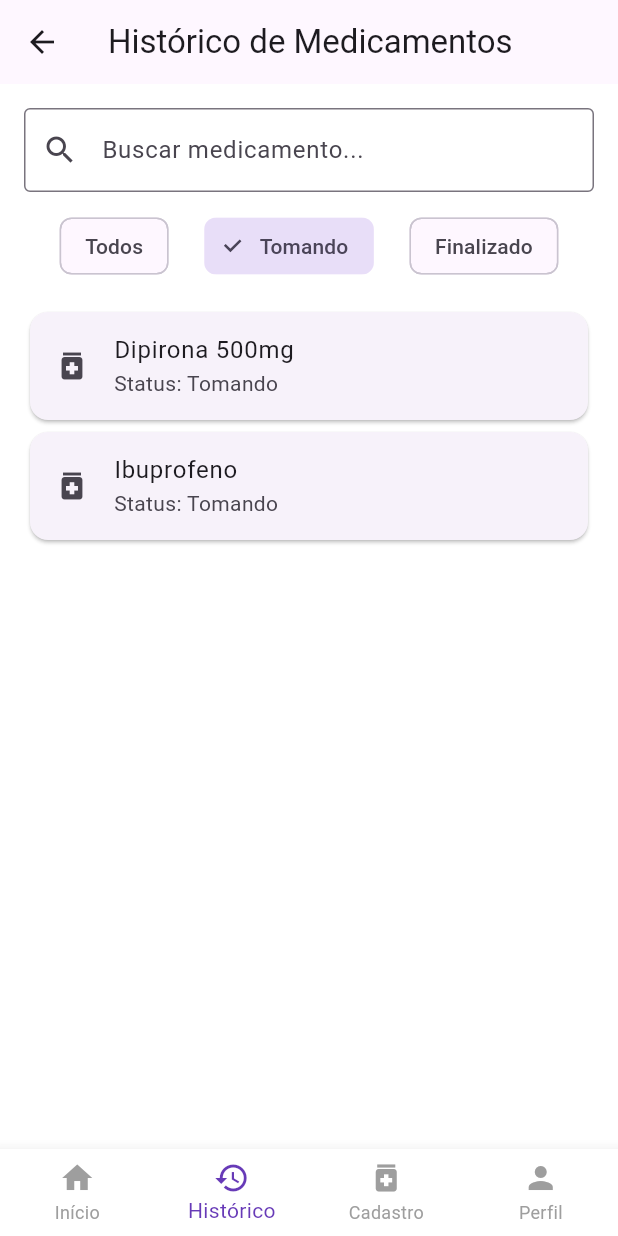
After one commit to Xtiago87/Medicapp, a Flutter app: the NavPage screen opened by its route, item 2 of the bottom bar chosen, after a tap on "Tomando", on a phone screen of 412 x 824 dp. The commit adds this screen. Run offline on Flutter 3.47's test engine with Material 3 defaults, Android fonts, the phone set to English and light mode, and no system bars; our stand-ins replace flutter_modular, isar, table_calendar; accounts and stored records are empty; generated files the repository leaves out were written again.

Commit message:
Criacao das telas

```diff
--- /dev/null
+++ b/lib/app/modules/main/pages/historico/historico_page.dart
@@ -0,0 +1,89 @@
+import 'package:flutter/material.dart';
+
+class HistoricoPage extends StatefulWidget {
+  const HistoricoPage({super.key});
+
+  @override
+  State<HistoricoPage> createState() => _HistoricoPageState();
+}
+
+class _HistoricoPageState extends State<HistoricoPage> {
+  String searchQuery = '';
+  String selectedFilter = 'Todos';
+
+  final List<String> filters = ['Todos', 'Tomando', 'Finalizado'];
+
+  @override
+  Widget build(BuildContext context) {
+    // TODO: Conectar com ViewModel para pegar lista de medicamentos filtrada
+    final medicamentos = [
+      {'nome': 'Dipirona 500mg', 'status': 'Tomando'},
+      {'nome': 'Vitamina C', 'status': 'Finalizado'},
+      {'nome': 'Ibuprofeno', 'status': 'Tomando'},
+    ].where((med) {
+      final matchSearch = med['nome']!.toLowerCase().contains(searchQuery.toLowerCase());
+      final matchFilter = selectedFilter == 'Todos' || med['status'] == selectedFilter;
+      return matchSearch && matchFilter;
+    }).toList();
+
+    return Scaffold(
+      appBar: AppBar(
+        title: const Text('Histórico de Medicamentos'),
+      ),
+      body: Padding(
+        padding: const EdgeInsets.all(16),
+        child: Column(
+          children: [
+            // 🔍 Campo de busca
+            TextField(
+              decoration: const InputDecoration(
+                hintText: 'Buscar medicamento...',
+                prefixIcon: Icon(Icons.search),
+                border: OutlineInputBorder(),
+              ),
+              onChanged: (value) {
+                setState(() => searchQuery = value);
+              },
+            ),
+            const SizedBox(height: 12),
+
+            // 🧪 Filtros
+            Row(
+              mainAxisAlignment: MainAxisAlignment.spaceEvenly,
+              children: filters.map((filter) {
+                final isSelected = filter == selectedFilter;
+                return ChoiceChip(
+                  label: Text(filter),
+                  selected: isSelected,
+                  onSelected: (_) {
+                    setState(() => selectedFilter = filter);
+                  },
+                );
+              }).toList(),
+            ),
+            const SizedBox(height: 16),
+
+            // 📋 Lista de medicamentos
+            Expanded(
+              child: medicamentos.isEmpty
+                  ? const Center(child: Text('Nenhum medicamento encontrado.'))
+                  : ListView.builder(
+                      itemCount: medicamentos.length,
+                      itemBuilder: (context, index) {
+                        final med = medicamentos[index];
+                        return Card(
+                          child: ListTile(
+                            title: Text(med['nome']!),
+                            subtitle: Text('Status: ${med['status']}'),
+                            leading: const Icon(Icons.medication),
+                          ),
+                        );
+                      },
+                    ),
+            ),
+          ],
+        ),
+      ),
+    );
+  }
+}
--- /dev/null
+++ b/lib/app/modules/main/pages/home/home_page.dart
@@ -0,0 +1,101 @@
+import 'package:flutter/material.dart';
+import 'package:table_calendar/table_calendar.dart';
+import 'package:intl/intl.dart';
+
+class HomePage extends StatefulWidget {
+  const HomePage({super.key});
+
+  @override
+  State<HomePage> createState() => _HomePageState();
+}
+
+class _HomePageState extends State<HomePage> {
+  DateTime _focusedDay = DateTime.now();
+  DateTime _selectedDay = DateTime.now();
+  final String userName = 'Tiago';
+  List<String> medicamentosDoDia = [];
+
+  String get saudacao {
+    final hora = DateTime.now().hour;
+    if (hora < 12) return 'Bom dia';
+    if (hora < 18) return 'Boa tarde';
+    return 'Boa noite';
+  }
+
+  @override
+  void initState() {
+    super.initState();
+    _selectedDay = _focusedDay;
+    _carregarMedicamentos(_selectedDay);
+  }
+
+  void _carregarMedicamentos(DateTime dia) {
+    setState(() {
+      // Aqui você buscaria no banco local
+      medicamentosDoDia = dia.day == DateTime.now().day
+          ? ['Dipirona 500mg', 'Vitamina C']
+          : [];
+    });
+  }
+
+  @override
+  Widget build(BuildContext context) {
+    return Scaffold(
+      appBar: AppBar(title: Text('$saudacao, $userName')),
+      body: Column(
+        children: [
+          TableCalendar(
+            locale: 'pt_BR',
+            firstDay: DateTime.utc(2020, 1, 1),
+            lastDay: DateTime.utc(2030, 12, 31),
+            focusedDay: _focusedDay,
+            selectedDayPredicate: (day) => isSameDay(_selectedDay, day),
+            onDaySelected: (selectedDay, focusedDay) {
+              setState(() {
+                _selectedDay = selectedDay;
+                _focusedDay = focusedDay;
+                _carregarMedicamentos(selectedDay);
+              });
+            },
+            calendarFormat: CalendarFormat.week,
+            calendarStyle: const CalendarStyle(
+              todayDecoration: BoxDecoration(
+                color: Colors.orange,
+                shape: BoxShape.circle,
+              ),
+              selectedDecoration: BoxDecoration(
+                color: Colors.blue,
+                shape: BoxShape.circle,
+              ),
+            ),
+          ),
+          const SizedBox(height: 16),
+          Expanded(
+            child: medicamentosDoDia.isEmpty
+                ? const Center(
+                    child: Text('Nenhum medicamento para este dia.'),
+                  )
+                : ListView.builder(
+                    itemCount: medicamentosDoDia.length,
+                    itemBuilder: (_, index) {
+                      return Card(
+                        margin: const EdgeInsets.symmetric(horizontal: 16, vertical: 8),
+                        child: ListTile(
+                          leading: const Icon(Icons.medication),
+                          title: Text(medicamentosDoDia[index]),
+                        ),
+                      );
+                    },
+                  ),
+          ),
+        ],
+      ),
+      floatingActionButton: FloatingActionButton(
+        onPressed: () {
+          Navigator.pushNamed(context, '/main/form');
+        },
+        child: const Icon(Icons.add),
+      ),
+    );
+  }
+}
--- /dev/null
+++ b/lib/app/modules/main/pages/nav/nav_page.dart
@@ -0,0 +1,54 @@
+import 'package:flutter/material.dart';
+import 'package:flutter_modular/flutter_modular.dart';
+
+class NavPage extends StatefulWidget {
+  const NavPage({super.key});
+
+  @override
+  State<NavPage> createState() => _NavPageState();
+}
+
+class _NavPageState extends State<NavPage> {
+  int currentIndex = 0;
+  final tabs = ['/main/home', '/main/historico','/main/med_form', '/main/perfil'];
+
+  void onTabTapped(int index) {
+    setState(() => currentIndex = index);
+    Modular.to.navigate(tabs[index]);
+  }
+
+  @override
+  void initState() {
+    super.initState();
+    WidgetsBinding.instance.addPostFrameCallback((_) {
+      Modular.to.navigate(tabs[currentIndex]);
+    });
+  }
+
+  @override
+  Widget build(BuildContext context) {
+    return Scaffold(
+      body: const RouterOutlet(),
+      bottomNavigationBar: BottomNavigationBar(
+        currentIndex: currentIndex,
+        onTap: onTabTapped,
+        selectedItemColor: Colors.deepPurple,
+        unselectedItemColor: Colors.grey,
+        backgroundColor: Colors.white,
+        type: BottomNavigationBarType.fixed,
+        items: const [
+          BottomNavigationBarItem(icon: Icon(Icons.home), label: 'Início'),
+          BottomNavigationBarItem(
+            icon: Icon(Icons.history),
+            label: 'Histórico',
+          ),
+          BottomNavigationBarItem(
+            icon: Icon(Icons.medication),
+            label: 'Cadastro',
+          ),
+          BottomNavigationBarItem(icon: Icon(Icons.person), label: 'Perfil'),
+        ],
+      ),
+    );
+  }
+}
--- a/lib/app_module.dart
+++ b/lib/app_module.dart
@@ -2,6 +2,7 @@ import 'package:flutter_modular/flutter_modular.dart';
 import 'package:medicapp/app/core/services/isar_service_db.dart';
 
 import 'package:medicapp/app/modules/auth/auth_module.dart';
+import 'package:medicapp/app/modules/main/main_module.dart';
 
 class AppModule extends Module {
   @override
@@ -12,5 +13,6 @@ class AppModule extends Module {
   @override
   void routes(RouteManager r) {
     r.module('/', module: AuthModule());
+    r.module('/main', module: MainModule());
   }
 }
--- a/lib/main.dart
+++ b/lib/main.dart
@@ -1,5 +1,6 @@
 import 'package:flutter/material.dart';
 import 'package:flutter_modular/flutter_modular.dart';
+import 'package:intl/date_symbol_data_local.dart';
 import 'package:medicapp/app/core/services/isar_service_db.dart';
 
 import 'app_module.dart';
@@ -7,6 +8,6 @@ import 'app_widget.dart';
 
 void main() async {
   WidgetsFlutterBinding.ensureInitialized();
-
+  await initializeDateFormatting('pt_BR', null);
   runApp(ModularApp(module: AppModule(), child: const AppWidget()));
 }
--- a/pubspec.yaml
+++ b/pubspec.yaml
@@ -33,11 +33,14 @@ dependencies:
 
   # The following adds the Cupertino Icons font to your application.
   # Use with the CupertinoIcons class for iOS style icons.
+
   cupertino_icons: ^1.0.8
   flutter_modular: ^6.4.1
   isar: ^3.1.0+1
   isar_flutter_libs: ^3.1.0+1
   path_provider: ^2.1.5
+  table_calendar: ^3.2.0
+  intl: ^0.20.2
 
 dev_dependencies:
   flutter_test:
@@ -62,7 +65,7 @@ flutter:
   # included with your application, so that you can use the icons in
   # the material Icons class.
   uses-material-design: true
-
+  generate: true
   # To add assets to your application, add an assets section, like this:
   # assets:
   #   - images/a_dot_burr.jpeg
```
Also changed, not shown: lib/app/modules/auth/pages/login/login_page.dart (+5 -2 lines), lib/app/modules/main/main_module.dart (added, +26 -0 lines), lib/app/modules/main/pages/med_form/medicacao_form_page.dart (added, +140 -0 lines), lib/app/modules/main/pages/perfil/perfil_page.dart (added, +67 -0 lines), lib/app/models/medicacao_model.g.dart (added), lib/app/models/user_model.g.dart (added), pubspec.lock, 6 other files.
